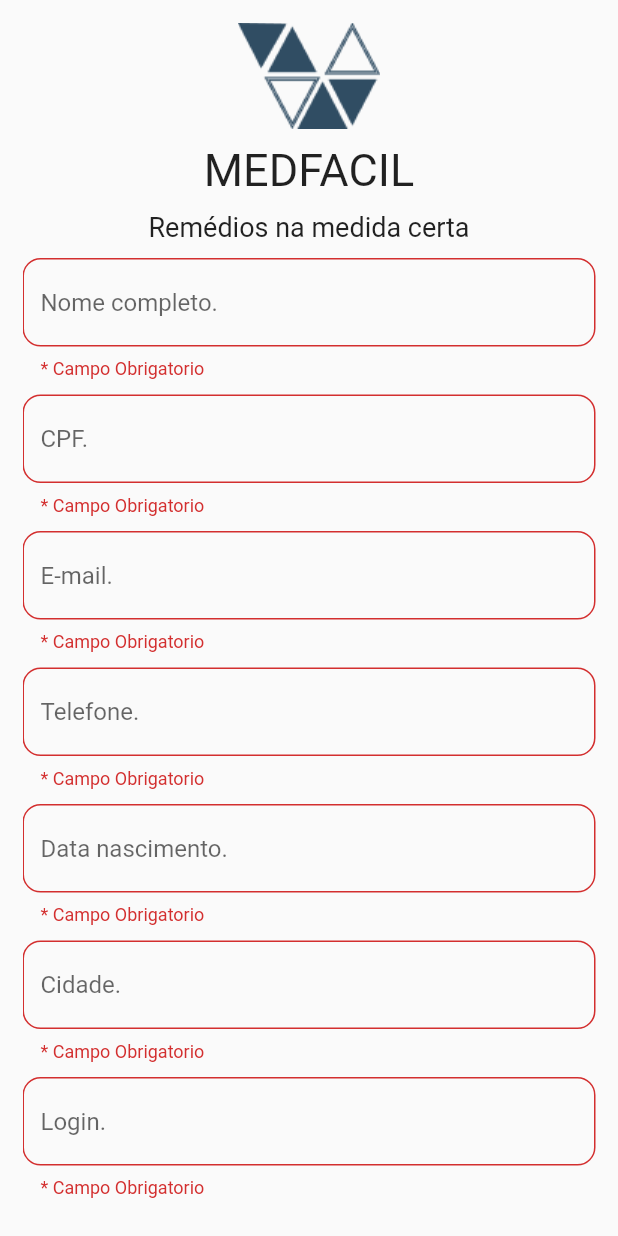
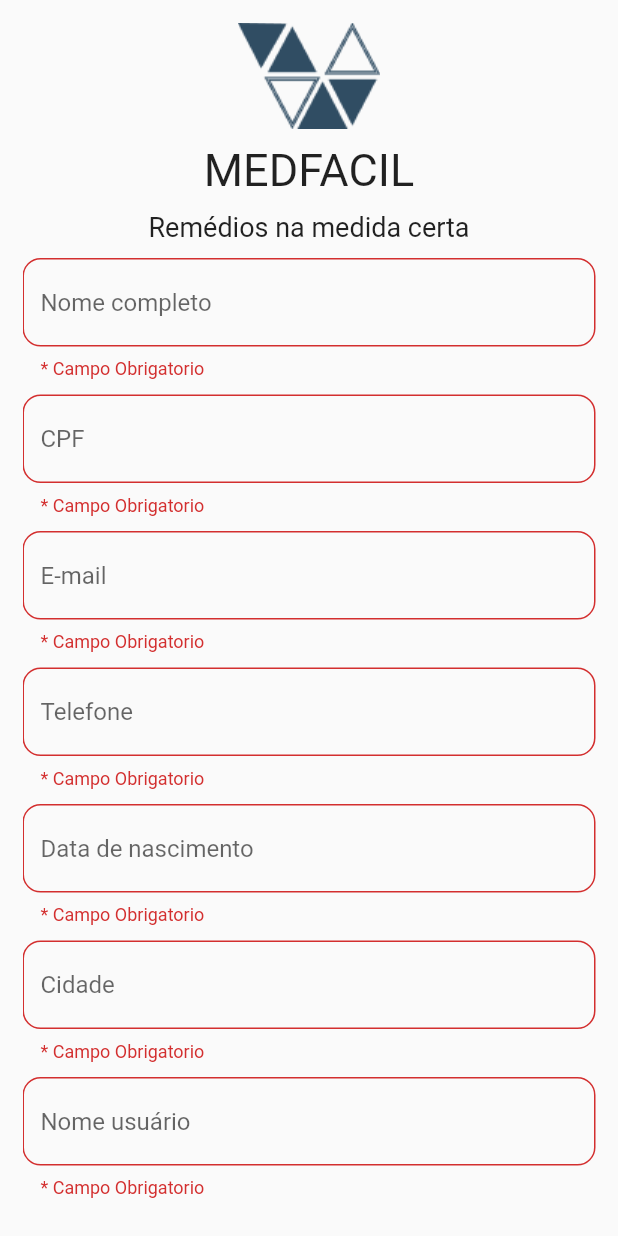
Before and after one commit to luiz-alencar/med-facil, a Flutter app: the CadastroUsuarioPage screen opened directly, after a tap on "Salvar", on a phone screen of 412 x 824 dp. Run offline on Flutter 3.47's test engine with Material 2 defaults, Android fonts, the light colour scheme and no system bars; our stand-ins replace brasil_fields, parse_server_sdk_flutter; missing offline and left inert: non_uniform_border.

Commit message:
Cadastro de ususario
Cadastro de usuário 100% funcional!

```diff
--- a/med-facil mobile/med_facil/lib/view/pages/cadastro_usuario.dart
+++ b/med-facil mobile/med_facil/lib/view/pages/cadastro_usuario.dart
@@ -1,3 +1,5 @@
+import 'dart:developer';
+
 import 'package:brasil_fields/brasil_fields.dart';
 import 'package:flutter/material.dart';
 import 'package:flutter/services.dart';
@@ -43,17 +45,21 @@ class _CadastroUsuarioPageState extends State<CadastroUsuarioPage> {
                           key: _formkey,
                           child: Column(children: [
                             TextFieldComponente(
-                                hintText: 'Nome completo.',
+                                hintText: 'Nome completo',
                                 obscureText: false,
                                 controller: controllerUsername,
                                 validator: (value) => validate(value),
                                 keyboardType: TextInputType.text),
                             const SizedBox(height: 10),
-                            TextFieldComponente(
-                                hintText: 'CPF.',
+                            TextFormField(
                                 obscureText: false,
+                                validator: (value) => validate(value),
                                 controller: controllerCPF,
-                                validator: (value) => validate(value),
+                                decoration: InputDecoration(
+                                    border: OutlineInputBorder(
+                                        borderRadius:
+                                            BorderRadius.circular(12)),
+                                    hintText: 'CPF'),
                                 inputFormatters: [
                                   FilteringTextInputFormatter.digitsOnly,
                                   CpfInputFormatter(),
@@ -61,28 +67,36 @@ class _CadastroUsuarioPageState extends State<CadastroUsuarioPage> {
                                 keyboardType: TextInputType.number),
                             const SizedBox(height: 10),
                             TextFieldComponente(
-                                hintText: 'E-mail.',
+                                hintText: 'E-mail',
                                 obscureText: false,
                                 controller: controllerEmail,
                                 validator: (value) => validate(value),
                                 keyboardType: TextInputType.emailAddress),
                             const SizedBox(height: 10),
-                            TextFieldComponente(
-                                hintText: 'Telefone.',
+                            TextFormField(
                                 obscureText: false,
+                                validator: (value) => validate(value),
                                 controller: controllerTelefone,
-                                validator: (value) => validate(value),
+                                decoration: InputDecoration(
+                                    border: OutlineInputBorder(
+                                        borderRadius:
+                                            BorderRadius.circular(12)),
+                                    hintText: 'Telefone'),
                                 inputFormatters: [
                                   FilteringTextInputFormatter.digitsOnly,
                                   TelefoneInputFormatter(),
                                 ],
                                 keyboardType: TextInputType.number),
                             const SizedBox(height: 10),
-                            TextFieldComponente(
-                                hintText: 'Data nascimento.',
+                            TextFormField(
                                 obscureText: false,
+                                validator: (value) => validate(value),
                                 controller: controllerDataNascimento,
-                                validator: (value) => validate(value),
+                                decoration: InputDecoration(
+                                    border: OutlineInputBorder(
+                                        borderRadius:
+                                            BorderRadius.circular(12)),
+                                    hintText: 'Data de nascimento'),
                                 inputFormatters: [
                                   FilteringTextInputFormatter.digitsOnly,
                                   DataInputFormatter(),
@@ -90,21 +104,21 @@ class _CadastroUsuarioPageState extends State<CadastroUsuarioPage> {
                                 keyboardType: TextInputType.text),
                             const SizedBox(height: 10),
                             TextFieldComponente(
-                                hintText: 'Cidade.',
+                                hintText: 'Cidade',
                                 obscureText: false,
                                 controller: controllerEndereco,
                                 validator: (value) => validate(value),
                                 keyboardType: TextInputType.text),
                             const SizedBox(height: 10),
                             TextFieldComponente(
-                                hintText: 'Login.',
+                                hintText: 'Nome usuário',
                                 obscureText: false,
                                 controller: controllerLogin,
                                 validator: (value) => validate(value),
                                 keyboardType: TextInputType.text),
                             const SizedBox(height: 10),
                             TextFieldComponente(
-                                hintText: 'Senha.',
+                                hintText: 'Senha',
                                 obscureText: false,
                                 controller: controllerPassword,
                                 validator: (value) => validate(value),
@@ -179,9 +193,13 @@ class _CadastroUsuarioPageState extends State<CadastroUsuarioPage> {
 
     final user = ParseUser.createUser(username, password, email);
 
+    // transform datetime
+
+    DateTime data = converterData(dataNascimento);
+
     user.set<String>("cpf", cpf);
     user.set<String>("telefone", telefone);
-    user.set<String>("dataNascimento", dataNascimento);
+    user.set<DateTime>("dataNascimento", data);
     user.set<String>("endereco", endereco);
     user.set<String>("login", login);
 
@@ -193,4 +211,13 @@ class _CadastroUsuarioPageState extends State<CadastroUsuarioPage> {
       showError("Algo ficou errado!!");
     }
   }
+
+  DateTime converterData(String dataNascimento) {
+    var list = dataNascimento.split('/');
+    final dataFormatada = "${list[2]}-${list[1]}-${list[0]}";
+    log(dataFormatada);
+    final data = DateTime.parse(dataFormatada);
+
+    return data;
+  }
 }
```
Also changed, not shown: med-facil mobile/med_facil/lib/view/pages/login.dart (line endings or trailing spaces).
